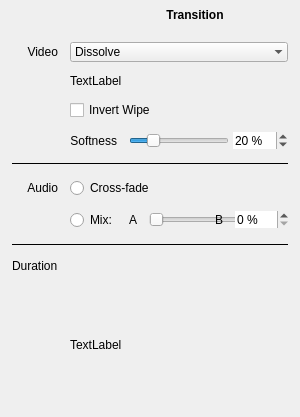
Old version of the form src/MovieMator/src/widgets/lumamixtransition.ui in the repository hansewu/MovieMator.
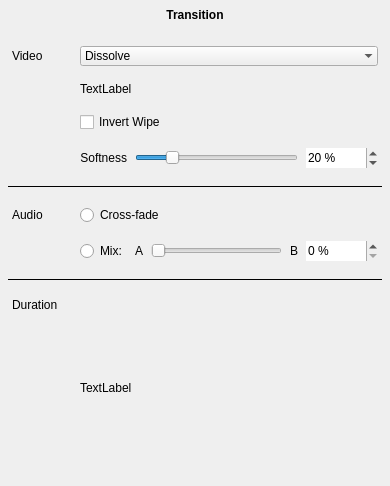
New version of the form.

Commit message: 1、Modify all property interface layouts 2、Modify the interface button image

The edit to the form file:
```diff
--- a/src/MovieMator/src/widgets/lumamixtransition.ui
+++ b/src/MovieMator/src/widgets/lumamixtransition.ui
@@ -6,13 +6,13 @@
    <rect>
     <x>0</x>
     <y>0</y>
-    <width>300</width>
-    <height>401</height>
+    <width>390</width>
+    <height>486</height>
    </rect>
   </property>
   <property name="minimumSize">
    <size>
-    <width>300</width>
+    <width>0</width>
     <height>0</height>
    </size>
   </property>
@@ -21,7 +21,7 @@
   </property>
   <layout class="QVBoxLayout" name="verticalLayout">
    <property name="spacing">
-    <number>12</number>
+    <number>16</number>
    </property>
    <property name="leftMargin">
     <number>0</number>
@@ -71,37 +71,34 @@
      <property name="leftMargin">
       <number>12</number>
      </property>
-     <property name="topMargin">
-      <number>0</number>
-     </property>
      <property name="rightMargin">
       <number>12</number>
      </property>
-     <property name="bottomMargin">
-      <number>12</number>
+     <property name="horizontalSpacing">
+      <number>4</number>
      </property>
-     <item row="2" column="1">
-      <widget class="QCheckBox" name="invertCheckBox">
+     <property name="verticalSpacing">
+      <number>16</number>
+     </property>
+     <item row="0" column="0">
+      <widget class="QLabel" name="label">
        <property name="sizePolicy">
-        <sizepolicy hsizetype="MinimumExpanding" vsizetype="Fixed">
+        <sizepolicy hsizetype="Fixed" vsizetype="Fixed">
          <horstretch>0</horstretch>
          <verstretch>0</verstretch>
         </sizepolicy>
        </property>
        <property name="minimumSize">
         <size>
-         <width>200</width>
+         <width>64</width>
          <height>0</height>
         </size>
        </property>
-       <property name="toolTip">
-        <string>Swap the appearance of the A and B clips</string>
-       </property>
        <property name="text">
-        <string>Invert Wipe</string>
+        <string>Video</string>
        </property>
-       <property name="tristate">
-        <bool>false</bool>
+       <property name="alignment">
+        <set>Qt::AlignLeading|Qt::AlignLeft|Qt::AlignVCenter</set>
        </property>
       </widget>
      </item>
@@ -118,7 +115,13 @@
          <property name="minimumSize">
           <size>
            <width>200</width>
-           <height>0</height>
+           <height>20</height>
+          </size>
+         </property>
+         <property name="maximumSize">
+          <size>
+           <width>16777215</width>
+           <height>20</height>
           </size>
          </property>
          <property name="frame">
@@ -248,16 +251,6 @@
        </item>
       </layout>
      </item>
-     <item row="0" column="0">
-      <widget class="QLabel" name="label">
-       <property name="text">
-        <string>Video</string>
-       </property>
-       <property name="alignment">
-        <set>Qt::AlignRight|Qt::AlignTrailing|Qt::AlignVCenter</set>
-       </property>
-      </widget>
-     </item>
      <item row="1" column="1">
       <widget class="QLabel" name="customLumaLabel">
        <property name="sizePolicy">
@@ -277,15 +270,36 @@
        </property>
       </widget>
      </item>
-     <item row="8" column="0">
-      <widget class="QLabel" name="label_3">
+     <item row="2" column="1">
+      <widget class="QCheckBox" name="invertCheckBox">
+       <property name="sizePolicy">
+        <sizepolicy hsizetype="MinimumExpanding" vsizetype="Fixed">
+         <horstretch>0</horstretch>
+         <verstretch>0</verstretch>
+        </sizepolicy>
+       </property>
+       <property name="minimumSize">
+        <size>
+         <width>200</width>
+         <height>0</height>
+        </size>
+       </property>
+       <property name="toolTip">
+        <string>Swap the appearance of the A and B clips</string>
+       </property>
        <property name="text">
-        <string>Duration</string>
+        <string>Invert Wipe</string>
+       </property>
+       <property name="tristate">
+        <bool>false</bool>
        </property>
       </widget>
      </item>
      <item row="3" column="1">
       <layout class="QHBoxLayout" name="horizontalLayout_2">
+       <property name="spacing">
+        <number>8</number>
+       </property>
        <item>
         <widget class="QLabel" name="softnessLabel">
          <property name="text">
@@ -329,6 +343,24 @@
        </item>
        <item>
         <widget class="QSpinBox" name="softnessSpinner">
+         <property name="sizePolicy">
+          <sizepolicy hsizetype="Fixed" vsizetype="Fixed">
+           <horstretch>0</horstretch>
+           <verstretch>0</verstretch>
+          </sizepolicy>
+         </property>
+         <property name="minimumSize">
+          <size>
+           <width>72</width>
+           <height>20</height>
+          </size>
+         </property>
+         <property name="maximumSize">
+          <size>
+           <width>72</width>
+           <height>20</height>
+          </size>
+         </property>
          <property name="wrapping">
           <bool>false</bool>
          </property>
@@ -348,21 +380,93 @@
        </item>
       </layout>
      </item>
-     <item row="5" column="0">
-      <widget class="QLabel" name="label_4">
-       <property name="text">
-        <string>Audio</string>
+    </layout>
+   </item>
+   <item>
+    <layout class="QHBoxLayout" name="horizontalLayout_7">
+     <property name="spacing">
+      <number>0</number>
+     </property>
+     <property name="leftMargin">
+      <number>8</number>
+     </property>
+     <property name="rightMargin">
+      <number>8</number>
+     </property>
+     <item>
+      <widget class="Line" name="line">
+       <property name="sizePolicy">
+        <sizepolicy hsizetype="Preferred" vsizetype="Fixed">
+         <horstretch>0</horstretch>
+         <verstretch>0</verstretch>
+        </sizepolicy>
        </property>
-       <property name="alignment">
-        <set>Qt::AlignRight|Qt::AlignTrailing|Qt::AlignVCenter</set>
+       <property name="minimumSize">
+        <size>
+         <width>100</width>
+         <height>5</height>
+        </size>
+       </property>
+       <property name="frameShadow">
+        <enum>QFrame::Plain</enum>
+       </property>
+       <property name="orientation">
+        <enum>Qt::Horizontal</enum>
        </property>
       </widget>
      </item>
-     <item row="8" column="1">
-      <layout class="QHBoxLayout" name="horizontalLayout_5"/>
+    </layout>
+   </item>
+   <item>
+    <layout class="QGridLayout" name="gridLayout_2">
+     <property name="leftMargin">
+      <number>12</number>
+     </property>
+     <property name="rightMargin">
+      <number>12</number>
+     </property>
+     <property name="horizontalSpacing">
+      <number>4</number>
+     </property>
+     <property name="verticalSpacing">
+      <number>16</number>
+     </property>
+     <item row="0" column="1">
+      <layout class="QHBoxLayout" name="horizontalLayout_3">
+       <item>
+        <widget class="QRadioButton" name="crossfadeRadioButton">
+         <property name="sizePolicy">
+          <sizepolicy hsizetype="MinimumExpanding" vsizetype="Fixed">
+           <horstretch>0</horstretch>
+           <verstretch>0</verstretch>
+          </sizepolicy>
+         </property>
+         <property name="minimumSize">
+          <size>
+           <width>200</width>
+           <height>0</height>
+          </size>
+         </property>
+         <property name="toolTip">
+          <string>Automatically fade-out the audio of clip A
+and fade-in the audio of clip B over the
+duration of the transition.</string>
+         </property>
+         <property name="text">
+          <string>Cross-fade</string>
+         </property>
+         <attribute name="buttonGroup">
+          <string notr="true">buttonGroup</string>
+         </attribute>
+        </widget>
+       </item>
+      </layout>
      </item>
-     <item row="6" column="1">
+     <item row="1" column="1">
       <layout class="QHBoxLayout" name="horizontalLayout_4" stretch="0,0,1,0,0">
+       <property name="spacing">
+        <number>8</number>
+       </property>
        <item>
         <widget class="QRadioButton" name="mixRadioButton">
          <property name="toolTip">
@@ -396,7 +500,7 @@
          </property>
          <property name="minimumSize">
           <size>
-           <width>100</width>
+           <width>68</width>
            <height>0</height>
           </size>
          </property>
@@ -417,6 +521,24 @@
        </item>
        <item>
         <widget class="QSpinBox" name="mixSpinner">
+         <property name="sizePolicy">
+          <sizepolicy hsizetype="Fixed" vsizetype="Fixed">
+           <horstretch>0</horstretch>
+           <verstretch>0</verstretch>
+          </sizepolicy>
+         </property>
+         <property name="minimumSize">
+          <size>
+           <width>72</width>
+           <height>20</height>
+          </size>
+         </property>
+         <property name="maximumSize">
+          <size>
+           <width>72</width>
+           <height>20</height>
+          </size>
+         </property>
          <property name="frame">
           <bool>false</bool>
          </property>
@@ -430,7 +552,80 @@
        </item>
       </layout>
      </item>
-     <item row="9" column="1">
+     <item row="0" column="0">
+      <widget class="QLabel" name="label_4">
+       <property name="sizePolicy">
+        <sizepolicy hsizetype="Fixed" vsizetype="Fixed">
+         <horstretch>0</horstretch>
+         <verstretch>0</verstretch>
+        </sizepolicy>
+       </property>
+       <property name="minimumSize">
+        <size>
+         <width>64</width>
+         <height>0</height>
+        </size>
+       </property>
+       <property name="text">
+        <string>Audio</string>
+       </property>
+       <property name="alignment">
+        <set>Qt::AlignLeading|Qt::AlignLeft|Qt::AlignVCenter</set>
+       </property>
+      </widget>
+     </item>
+    </layout>
+   </item>
+   <item>
+    <layout class="QHBoxLayout" name="horizontalLayout_6">
+     <property name="spacing">
+      <number>0</number>
+     </property>
+     <property name="leftMargin">
+      <number>8</number>
+     </property>
+     <property name="rightMargin">
+      <number>8</number>
+     </property>
+     <item>
+      <widget class="Line" name="line_2">
+       <property name="sizePolicy">
+        <sizepolicy hsizetype="Preferred" vsizetype="Fixed">
+         <horstretch>0</horstretch>
+         <verstretch>0</verstretch>
+        </sizepolicy>
+       </property>
+       <property name="minimumSize">
+        <size>
+         <width>100</width>
+         <height>5</height>
+        </size>
+       </property>
+       <property name="frameShadow">
+        <enum>QFrame::Plain</enum>
+       </property>
+       <property name="orientation">
+        <enum>Qt::Horizontal</enum>
+       </property>
+      </widget>
+     </item>
+    </layout>
+   </item>
+   <item>
+    <layout class="QGridLayout" name="gridLayout_3">
+     <property name="leftMargin">
+      <number>12</number>
+     </property>
+     <property name="rightMargin">
+      <number>12</number>
+     </property>
+     <property name="horizontalSpacing">
+      <number>4</number>
+     </property>
+     <property name="verticalSpacing">
+      <number>16</number>
+     </property>
+     <item row="1" column="1">
       <widget class="QLabel" name="label_preview">
        <property name="sizePolicy">
         <sizepolicy hsizetype="Fixed" vsizetype="Fixed">
@@ -449,69 +644,51 @@
        </property>
       </widget>
      </item>
-     <item row="5" column="1">
-      <layout class="QHBoxLayout" name="horizontalLayout_3">
-       <item>
-        <widget class="QRadioButton" name="crossfadeRadioButton">
-         <property name="sizePolicy">
-          <sizepolicy hsizetype="MinimumExpanding" vsizetype="Fixed">
-           <horstretch>0</horstretch>
-           <verstretch>0</verstretch>
-          </sizepolicy>
-         </property>
-         <property name="minimumSize">
-          <size>
-           <width>200</width>
-           <height>0</height>
-          </size>
-         </property>
-         <property name="toolTip">
-          <string>Automatically fade-out the audio of clip A
-and fade-in the audio of clip B over the
-duration of the transition.</string>
-         </property>
-         <property name="text">
-          <string>Cross-fade</string>
-         </property>
-         <attribute name="buttonGroup">
-          <string notr="true">buttonGroup</string>
-         </attribute>
-        </widget>
-       </item>
+     <item row="0" column="0">
+      <widget class="QLabel" name="label_3">
+       <property name="sizePolicy">
+        <sizepolicy hsizetype="Fixed" vsizetype="Fixed">
+         <horstretch>0</horstretch>
+         <verstretch>0</verstretch>
+        </sizepolicy>
+       </property>
+       <property name="minimumSize">
+        <size>
+         <width>64</width>
+         <height>0</height>
+        </size>
+       </property>
+       <property name="maximumSize">
+        <size>
+         <width>16777215</width>
+         <height>16777215</height>
+        </size>
+       </property>
+       <property name="text">
+        <string>Duration</string>
+       </property>
+      </widget>
+     </item>
+     <item row="1" column="2">
+      <spacer name="horizontalSpacer">
+       <property name="orientation">
+        <enum>Qt::Horizontal</enum>
+       </property>
+       <property name="sizeHint" stdset="0">
+        <size>
+         <width>40</width>
+         <height>20</height>
+        </size>
+       </property>
+      </spacer>
+     </item>
+     <item row="0" column="1" colspan="2">
+      <layout class="QHBoxLayout" name="horizontalLayout_5">
+       <property name="spacing">
+        <number>7</number>
+       </property>
       </layout>
      </item>
-     <item row="4" column="0" colspan="2">
-      <widget class="Line" name="line">
-       <property name="minimumSize">
-        <size>
-         <width>0</width>
-         <height>5</height>
-        </size>
-       </property>
-       <property name="frameShadow">
-        <enum>QFrame::Plain</enum>
-       </property>
-       <property name="orientation">
-        <enum>Qt::Horizontal</enum>
-       </property>
-      </widget>
-     </item>
-     <item row="7" column="0" colspan="2">
-      <widget class="Line" name="line_2">
-       <property name="minimumSize">
-        <size>
-         <width>0</width>
-         <height>5</height>
-        </size>
-       </property>
-       <property name="frameShadow">
-        <enum>QFrame::Plain</enum>
-       </property>
-       <property name="orientation">
-        <enum>Qt::Horizontal</enum>
-       </property>
-      </widget>
-     </item>
     </layout>
    </item>
    <item>
```
The commit also changes 19 other files.
